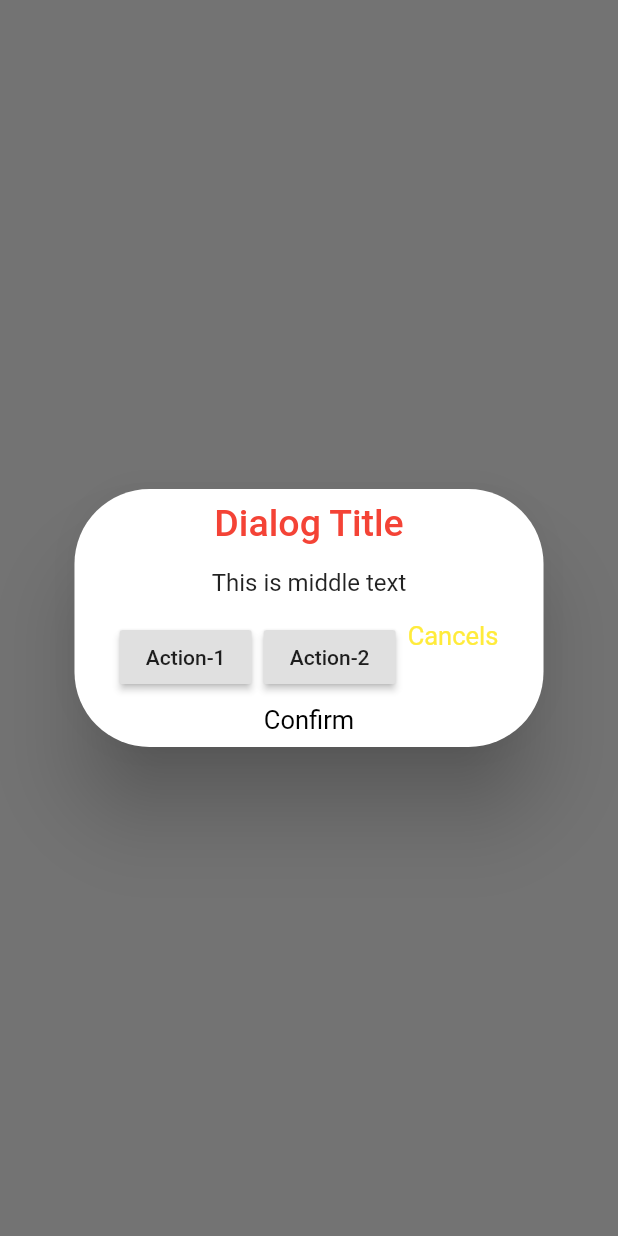
After one commit to QaimRaza1472/Getx-Complete, a Flutter app: the screen it shows after launch, after a tap on "Show Dialog", on a phone screen of 412 x 824 dp. The commit adds this screen. Run offline on Flutter 3.47's test engine with Material 2 defaults, Android fonts, the phone set to English and light mode, and no system bars; our stand-ins replace get, shared_preferences.

Commit message:
Show Dialog and Share Preference

```diff
--- /dev/null
+++ b/lib/Features/show_dialog.dart
@@ -0,0 +1,100 @@
+import 'dart:ui';
+
+import 'package:flutter/material.dart';
+import 'package:get/get.dart';
+
+class ShowDialog1 extends StatelessWidget {
+  const ShowDialog1({Key? key}) : super(key: key);
+
+  @override
+  Widget build(BuildContext context) {
+    return Scaffold(
+      body: Center(
+        child: Column(
+          crossAxisAlignment: CrossAxisAlignment.center,
+          mainAxisAlignment: MainAxisAlignment.center,
+          children: [
+            RaisedButton(
+              onPressed:(){
+                Get.defaultDialog(
+                  title: "Dialog Title",
+                  titleStyle: const TextStyle(
+                    color: Colors.red,
+                    fontSize: 25,
+                  ),
+                  middleText: "This is middle text",
+                //  backgroundColor: Colors.yellow,
+                  radius: 50,
+          /*        content: Row(
+                    children: const [
+                      CircularProgressIndicator(
+                        color: Colors.red,
+
+                      ),
+                      SizedBox(width: 14,),
+                      Expanded(
+                          child: Text("Data Loading"),
+                      ),
+                    ],
+                  ),
+                  */
+
+                  textCancel: "Cancel",
+                  cancelTextColor: Colors.black,
+                  textConfirm: "Confirm",
+                  confirmTextColor: Colors.white,
+                  onCancel: (){},
+                  onConfirm: (){},
+                  buttonColor: Colors.black,
+
+                  cancel: Text("Cancels",
+                  style: TextStyle(
+                    color: Colors.yellow,
+                    fontSize: 17,
+                  ),
+
+                  ),
+                  confirm: Text("Confirm",
+                    style: TextStyle(
+                      color: Colors.black,
+                      fontSize: 17,
+                    ),
+
+                  ),
+                  actions: [
+                    RaisedButton(
+                        onPressed: (){
+                          Get.back();
+                        },
+                      child: Text("Action-1",
+                      ),
+
+                    ),
+                    RaisedButton(
+                      onPressed: (){
+                      },
+                      child: Text("Action-2",
+                      ),
+                    ),
+                  ],
+                  barrierDismissible: false,
+
+
+
+
+
+
+
+
+
+
+                );
+              },
+              child: const Text("Show Dialog"),
+            ),
+          ],
+        ),
+      ),
+    );
+  }
+}
--- a/lib/main.dart
+++ b/lib/main.dart
@@ -1,6 +1,11 @@
 import 'package:flutter/material.dart';
+import 'package:getx_complete/Features/testing_share.dart';
+import 'Features/show_dialog.dart';
 import 'Features/showing_snackbar.dart';
 import 'package:get/get.dart';
+
+
+
 
 void main() {
   runApp(const MyApp());
@@ -19,7 +24,8 @@ class MyApp extends StatelessWidget {
 
         primarySwatch: Colors.blue,
       ),
-      home:  MySnackBar(),
+      //home:  MySnackBar(),
+      home: ShowDialog1(),
     );
   }
 }
--- a/pubspec.yaml
+++ b/pubspec.yaml
@@ -31,6 +31,8 @@ dependencies:
     sdk: flutter
 
   get:
+  shared_preferences: ^2.0.13
+
   # The following adds the Cupertino Icons font to your application.
   # Use with the CupertinoIcons class for iOS style icons.
   cupertino_icons: ^1.0.2
```
Also changed, not shown: lib/Features/showing_snackbar.dart (+6 -2 lines), lib/Features/testing_share.dart (added, +78 -0 lines), pubspec.lock.
